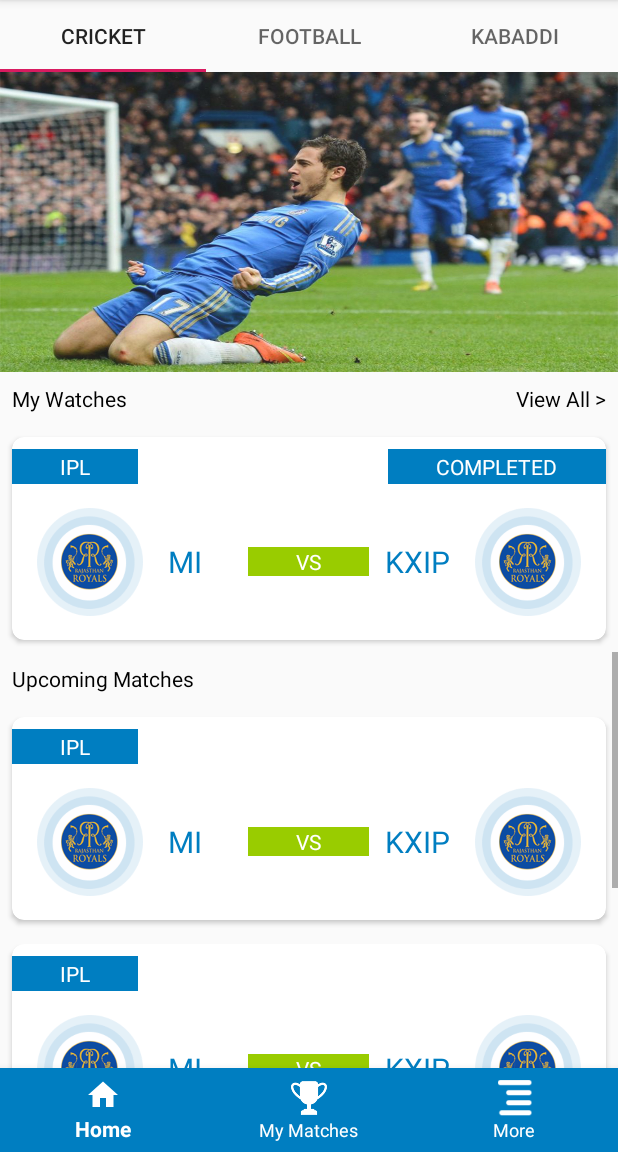
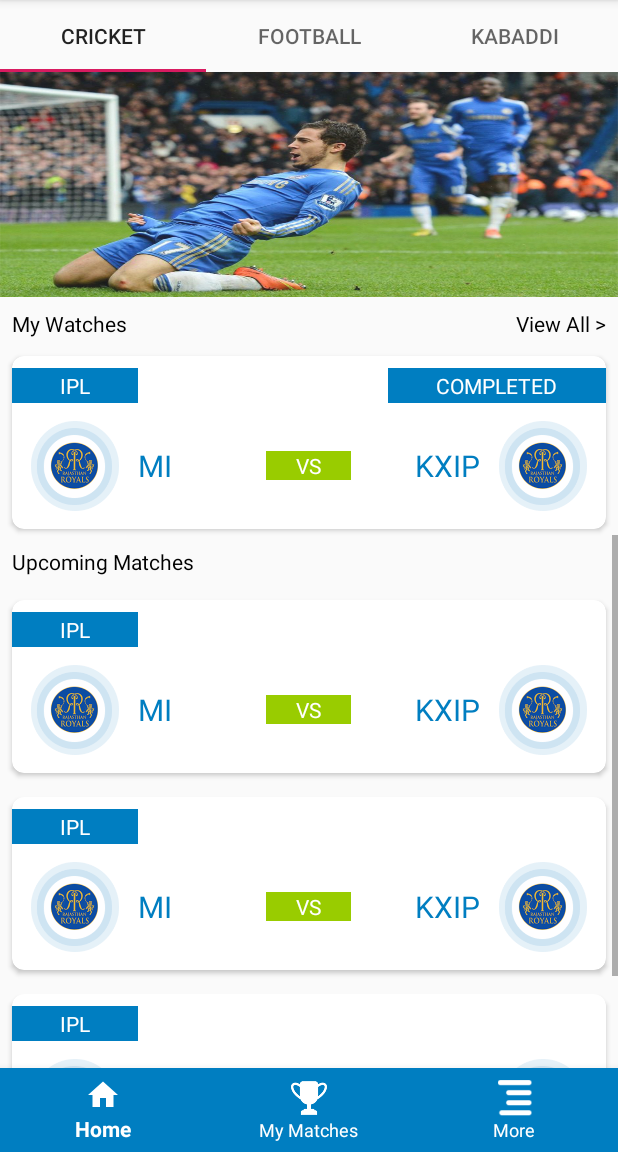
Before and after one commit to Rajat-dey/Rising11, an Android app: the HomeFragment screen opened directly, with no data from a screen before it, on a phone screen of 412 x 824 dp, the part 84-1236 px from its top. Run offline under Robolectric (Android 15) with nearby library versions, the phone set to English and light mode, and no system bars.

Commit message:
correction to home screen

```diff
--- a/app/src/main/AndroidManifest.xml
+++ b/app/src/main/AndroidManifest.xml
@@ -11,8 +11,8 @@
         android:label="@string/app_name"
         android:supportsRtl="true"
         android:theme="@style/AppTheme">
-        <activity android:name=".Contest"></activity>
-
+        <activity android:name=".JoinedContest"></activity>
+        <activity android:name=".Contest" />
         <activity
             android:name=".HomeActivity"
             android:label="@string/title_activity_home"
--- /dev/null
+++ b/app/src/main/java/com/line/rising11/JoinedContest.java
@@ -0,0 +1,13 @@
+package com.line.rising11;
+
+import android.support.v7.app.AppCompatActivity;
+import android.os.Bundle;
+
+public class JoinedContest extends AppCompatActivity {
+
+    @Override
+    protected void onCreate(Bundle savedInstanceState) {
+        super.onCreate(savedInstanceState);
+        setContentView(R.layout.activity_joined_contest);
+    }
+}
--- /dev/null
+++ b/app/src/main/res/layout/activity_joined_contest.xml
@@ -0,0 +1,9 @@
+<?xml version="1.0" encoding="utf-8"?>
+<android.support.constraint.ConstraintLayout xmlns:android="http://schemas.android.com/apk/res/android"
+    xmlns:app="http://schemas.android.com/apk/res-auto"
+    xmlns:tools="http://schemas.android.com/tools"
+    android:layout_width="match_parent"
+    android:layout_height="match_parent"
+    tools:context=".JoinedContest">
+
+</android.support.constraint.ConstraintLayout>
--- a/app/src/main/res/layout/fragment_home.xml
+++ b/app/src/main/res/layout/fragment_home.xml
@@ -10,9 +10,9 @@
         android:id="@+id/tb_home"
         android:layout_width="match_parent"
         android:layout_height="wrap_content"
+        android:layout_alignParentTop="true"
         tools:layout_editor_absoluteX="8dp"
-        tools:layout_editor_absoluteY="4dp"
-        android:layout_alignParentTop="true">
+        tools:layout_editor_absoluteY="4dp">
 
         <android.support.design.widget.TabItem
             android:layout_width="wrap_content"
@@ -33,7 +33,7 @@
     <ImageView
         android:id="@+id/iv_home_banner"
         android:layout_width="match_parent"
-        android:layout_height="200dp"
+        android:layout_height="150dp"
         android:src="@drawable/home_banner"
         android:scaleType="fitXY"
         android:layout_below="@id/tb_home"/>
@@ -61,10 +61,13 @@
         android:id="@+id/cv_watched"
         android:layout_width="match_parent"
         android:layout_height="wrap_content"
+        android:layout_below="@id/tv_title_my_watches"
+        android:layout_marginStart="8dp"
+        android:layout_marginTop="4dp"
+        android:layout_marginEnd="8dp"
+        android:layout_marginBottom="4dp"
         app:cardCornerRadius="8dp"
-        app:cardElevation="2dp"
-        android:layout_margin="8dp"
-        android:layout_below="@id/tv_title_my_watches">
+        app:cardElevation="2dp">
 
         <RelativeLayout
             android:layout_width="match_parent"
@@ -74,30 +77,30 @@
                 android:id="@+id/tv_title_ipl"
                 android:layout_width="wrap_content"
                 android:layout_height="wrap_content"
+                android:layout_marginTop="8dp"
+                android:background="@color/colorPrimary"
+                android:paddingLeft="32dp"
+                android:paddingTop="2dp"
+                android:paddingRight="32dp"
+                android:paddingBottom="2dp"
                 android:text="IPL"
                 android:textAllCaps="true"
-                android:textColor="@android:color/white"
-                android:paddingLeft="32dp"
-                android:paddingRight="32dp"
-                android:paddingTop="2dp"
-                android:paddingBottom="2dp"
-                android:layout_marginTop="8dp"
-                android:background="@color/colorPrimary"/>
+                android:textColor="@android:color/white" />
 
             <TextView
                 android:id="@+id/tv_title_completed"
                 android:layout_width="wrap_content"
                 android:layout_height="wrap_content"
+                android:layout_alignParentRight="true"
+                android:layout_marginTop="8dp"
+                android:background="@color/colorPrimary"
+                android:paddingLeft="32dp"
+                android:paddingTop="2dp"
+                android:paddingRight="32dp"
+                android:paddingBottom="2dp"
                 android:text="Completed"
                 android:textAllCaps="true"
-                android:textColor="@android:color/white"
-                android:paddingLeft="32dp"
-                android:paddingRight="32dp"
-                android:paddingTop="2dp"
-                android:paddingBottom="2dp"
-                android:layout_marginTop="8dp"
-                android:layout_alignParentRight="true"
-                android:background="@color/colorPrimary"/>
+                android:textColor="@android:color/white" />
 
             <RelativeLayout
                 android:layout_width="match_parent"
@@ -106,62 +109,67 @@
 
                 <ImageView
                     android:id="@+id/iv_team1_logo"
-                    android:layout_width="72dp"
-                    android:layout_height="72dp"
-                    android:src="@drawable/ic_default_avatar"
-                    android:layout_margin="16dp"/>
+                    android:layout_width="60dp"
+                    android:layout_height="60dp"
+                    android:layout_margin="12dp"
+                    android:src="@drawable/ic_default_avatar" />
 
                 <TextView
                     android:id="@+id/tv_team1_name"
                     android:layout_width="wrap_content"
                     android:layout_height="wrap_content"
+                    android:layout_centerVertical="true"
+                    android:layout_toRightOf="@id/iv_team1_logo"
                     android:text="MI"
                     android:textColor="@color/colorPrimary"
-                    android:textSize="20sp"
-                    android:layout_centerVertical="true"
-                    android:layout_toRightOf="@id/iv_team1_logo"/>
+                    android:textSize="20sp" />
 
 
                 <TextView
                     android:id="@+id/tv_vs"
                     android:layout_width="wrap_content"
                     android:layout_height="wrap_content"
+                    android:layout_centerHorizontal="true"
+                    android:layout_centerVertical="true"
+                    android:background="@android:color/holo_green_light"
+                    android:paddingLeft="20dp"
+                    android:paddingRight="20dp"
                     android:text="VS"
-                    android:textColor="@android:color/white"
-                    android:paddingRight="32dp"
-                    android:paddingLeft="32dp"
-                    android:background="@android:color/holo_green_light"
-                    android:layout_centerVertical="true"
-                    android:layout_centerHorizontal="true"/>
+                    android:textColor="@android:color/white" />
 
 
                 <ImageView
                     android:id="@+id/iv_team2_logo"
-                    android:layout_width="72dp"
-                    android:layout_height="72dp"
-                    android:src="@drawable/ic_default_avatar"
-                    android:layout_margin="16dp"
-                    android:layout_alignParentRight="true"/>
+                    android:layout_width="60dp"
+                    android:layout_height="60dp"
+                    android:layout_margin="12dp"
+                    android:layout_alignParentRight="true"
+                    android:src="@drawable/ic_default_avatar" />
 
                 <TextView
                     android:id="@+id/tv_team2_name"
                     android:layout_width="wrap_content"
                     android:layout_height="wrap_content"
+                    android:layout_centerVertical="true"
+                    android:layout_toLeftOf="@id/iv_team2_logo"
                     android:text="KXIP"
                     android:textColor="@color/colorPrimary"
-                    android:textSize="20sp"
-                    android:layout_centerVertical="true"
-                    android:layout_toLeftOf="@id/iv_team2_logo"/>
+                    android:textSize="20sp" />
             </RelativeLayout>
 
         </RelativeLayout>
 
     </android.support.v7.widget.CardView>
 
+
+
     <ScrollView
         android:layout_width="match_parent"
         android:layout_height="match_parent"
         android:layout_below="@id/cv_watched">
+
+
+
 
         <LinearLayout
             android:layout_width="match_parent"
@@ -209,54 +217,53 @@
 
                         <ImageView
                             android:id="@+id/iv_team1_logo1"
-                            android:layout_width="72dp"
-                            android:layout_height="72dp"
-                            android:src="@drawable/ic_default_avatar"
-                            android:layout_margin="16dp"/>
+                            android:layout_width="60dp"
+                            android:layout_height="60dp"
+                            android:layout_margin="12dp"
+                            android:src="@drawable/ic_default_avatar" />
 
                         <TextView
                             android:id="@+id/tv_team1_name1"
                             android:layout_width="wrap_content"
                             android:layout_height="wrap_content"
+                            android:layout_centerVertical="true"
+                            android:layout_toRightOf="@id/iv_team1_logo1"
                             android:text="MI"
                             android:textColor="@color/colorPrimary"
-                            android:textSize="20sp"
-                            android:layout_centerVertical="true"
-                            android:layout_toRightOf="@id/iv_team1_logo1"/>
+                            android:textSize="20sp" />
 
 
                         <TextView
                             android:id="@+id/tv_vs1"
                             android:layout_width="wrap_content"
                             android:layout_height="wrap_content"
+                            android:layout_centerHorizontal="true"
+                            android:layout_centerVertical="true"
+                            android:background="@android:color/holo_green_light"
+                            android:paddingLeft="20dp"
+                            android:paddingRight="20dp"
                             android:text="VS"
-                            android:textColor="@android:color/white"
-                            android:paddingRight="32dp"
-                            android:paddingLeft="32dp"
-                            android:background="@android:color/holo_green_light"
-                            android:layout_centerVertical="true"
-                            android:layout_centerHorizontal="true"/>
+                            android:textColor="@android:color/white" />
 
 
                         <ImageView
                             android:id="@+id/iv_team2_logo1"
-                            android:layout_width="72dp"
-                            android:layout_height="72dp"
-                            android:src="@drawable/ic_default_avatar"
-                            android:layout_margin="16dp"
-                            android:layout_alignParentRight="true"/>
+                            android:layout_width="60dp"
+                            android:layout_height="60dp"
+                            android:layout_margin="12dp"
+                            android:layout_alignParentRight="true"
+                            android:src="@drawable/ic_default_avatar" />
 
                         <TextView
                             android:id="@+id/tv_team2_name1"
                             android:layout_width="wrap_content"
                             android:layout_height="wrap_content"
+                            android:layout_centerVertical="true"
+                            android:layout_toLeftOf="@id/iv_team2_logo1"
                             android:text="KXIP"
                             android:textColor="@color/colorPrimary"
-                            android:textSize="20sp"
-                            android:layout_centerVertical="true"
-                            android:layout_toLeftOf="@id/iv_team2_logo1"/>
+                            android:textSize="20sp" />
                     </RelativeLayout>
-
                 </RelativeLayout>
 
             </android.support.v7.widget.CardView>
@@ -293,52 +300,52 @@
 
                         <ImageView
                             android:id="@+id/iv_team1_logo2"
-                            android:layout_width="72dp"
-                            android:layout_height="72dp"
-                            android:src="@drawable/ic_default_avatar"
-                            android:layout_margin="16dp"/>
+                            android:layout_width="60dp"
+                            android:layout_height="60dp"
+                            android:layout_margin="12dp"
+                            android:src="@drawable/ic_default_avatar" />
 
                         <TextView
                             android:id="@+id/tv_team1_name2"
                             android:layout_width="wrap_content"
                             android:layout_height="wrap_content"
+                            android:layout_centerVertical="true"
+                            android:layout_toRightOf="@id/iv_team1_logo2"
                             android:text="MI"
                             android:textColor="@color/colorPrimary"
-                            android:textSize="20sp"
-                            android:layout_centerVertical="true"
-                            android:layout_toRightOf="@id/iv_team1_logo2"/>
+                            android:textSize="20sp" />
 
 
                         <TextView
                             android:id="@+id/tv_vs2"
                             android:layout_width="wrap_content"
                             android:layout_height="wrap_content"
+                            android:layout_centerHorizontal="true"
+                            android:layout_centerVertical="true"
+                            android:background="@android:color/holo_green_light"
+                            android:paddingLeft="20dp"
+                            android:paddingRight="20dp"
                             android:text="VS"
-                            android:textColor="@android:color/white"
-                            android:paddingRight="32dp"
-                            android:paddingLeft="32dp"
-                            android:background="@android:color/holo_green_light"
-                            android:layout_centerVertical="true"
-                            android:layout_centerHorizontal="true"/>
+                            android:textColor="@android:color/white" />
 
 
                         <ImageView
                             android:id="@+id/iv_team2_logo2"
-                            android:layout_width="72dp"
-                            android:layout_height="72dp"
-                            android:src="@drawable/ic_default_avatar"
-                            android:layout_margin="16dp"
-                            android:layout_alignParentRight="true"/>
+                            android:layout_width="60dp"
+                            android:layout_height="60dp"
+                            android:layout_margin="12dp"
+                            android:layout_alignParentRight="true"
+                            android:src="@drawable/ic_default_avatar" />
 
                         <TextView
                             android:id="@+id/tv_team2_name2"
                             android:layout_width="wrap_content"
                             android:layout_height="wrap_content"
+                            android:layout_centerVertical="true"
+                            android:layout_toLeftOf="@id/iv_team2_logo2"
                             android:text="KXIP"
                             android:textColor="@color/colorPrimary"
-                            android:textSize="20sp"
-                            android:layout_centerVertical="true"
-                            android:layout_toLeftOf="@id/iv_team2_logo2"/>
+                            android:textSize="20sp" />
                     </RelativeLayout>
 
                 </RelativeLayout>
@@ -377,52 +384,52 @@
 
                         <ImageView
                             android:id="@+id/iv_team1_logo3"
-                            android:layout_width="72dp"
-                            android:layout_height="72dp"
-                            android:src="@drawable/ic_default_avatar"
-                            android:layout_margin="16dp"/>
+                            android:layout_width="60dp"
+                            android:layout_height="60dp"
+                            android:layout_margin="12dp"
+                            android:src="@drawable/ic_default_avatar" />
 
                         <TextView
                             android:id="@+id/tv_team1_name3"
                             android:layout_width="wrap_content"
                             android:layout_height="wrap_content"
+                            android:layout_centerVertical="true"
+                            android:layout_toRightOf="@id/iv_team1_logo3"
                             android:text="MI"
                             android:textColor="@color/colorPrimary"
-                            android:textSize="20sp"
-                            android:layout_centerVertical="true"
-                            android:layout_toRightOf="@id/iv_team1_logo3"/>
+                            android:textSize="20sp" />
 
 
                         <TextView
                             android:id="@+id/tv_vs3"
                             android:layout_width="wrap_content"
                             android:layout_height="wrap_content"
+                            android:layout_centerHorizontal="true"
+                            android:layout_centerVertical="true"
+                            android:background="@android:color/holo_green_light"
+                            android:paddingLeft="20dp"
+                            android:paddingRight="20dp"
                             android:text="VS"
-                            android:textColor="@android:color/white"
-                            android:paddingRight="32dp"
-                            android:paddingLeft="32dp"
-                            android:background="@android:color/holo_green_light"
-                            android:layout_centerVertical="true"
-                            android:layout_centerHorizontal="true"/>
+                            android:textColor="@android:color/white" />
 
 
                         <ImageView
                             android:id="@+id/iv_team2_logo3"
-                            android:layout_width="72dp"
-                            android:layout_height="72dp"
-                            android:src="@drawable/ic_default_avatar"
-                            android:layout_margin="16dp"
-                            android:layout_alignParentRight="true"/>
+                            android:layout_width="60dp"
+                            android:layout_height="60dp"
+                            android:layout_margin="12dp"
+                            android:layout_alignParentRight="true"
+                            android:src="@drawable/ic_default_avatar" />
 
                         <TextView
                             android:id="@+id/tv_team2_name3"
                             android:layout_width="wrap_content"
                             android:layout_height="wrap_content"
+                            android:layout_centerVertical="true"
+                            android:layout_toLeftOf="@id/iv_team2_logo3"
                             android:text="KXIP"
                             android:textColor="@color/colorPrimary"
-                            android:textSize="20sp"
-                            android:layout_centerVertical="true"
-                            android:layout_toLeftOf="@id/iv_team2_logo3"/>
+                            android:textSize="20sp" />
                     </RelativeLayout>
 
                 </RelativeLayout>
```
